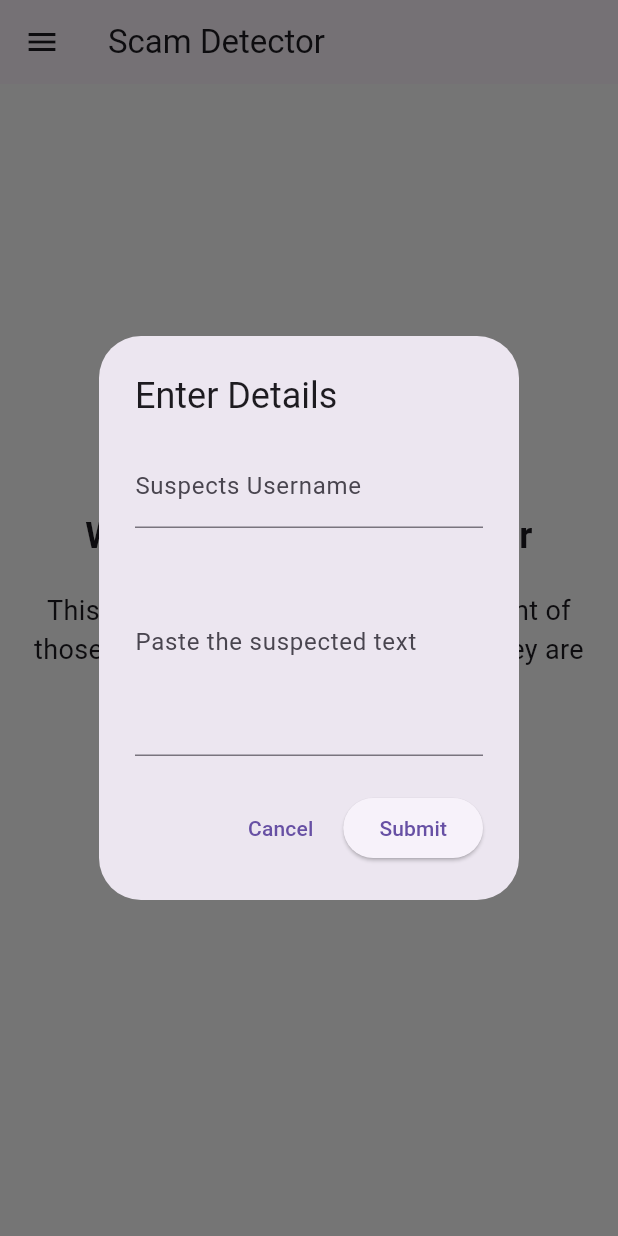
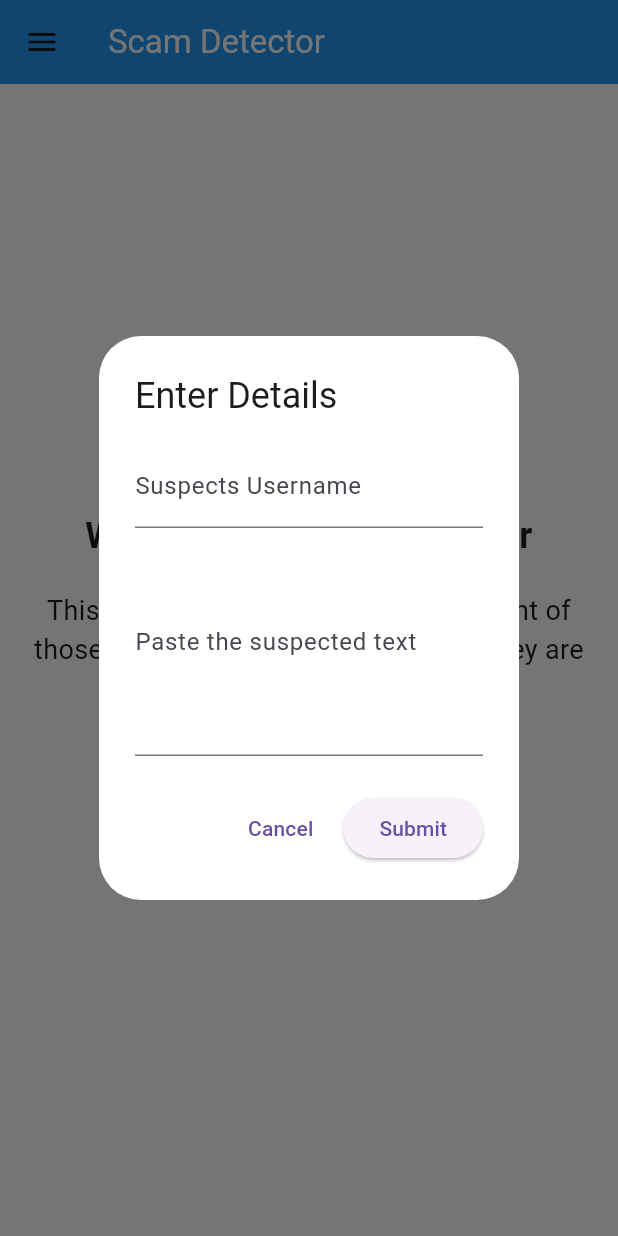
Before and after one commit to dhranny/scam_detection, a Flutter app: the HomeScreen screen opened by its route, after a tap on "Start Analyzing", on a phone screen of 412 x 824 dp. Run offline on Flutter 3.47's test engine with Material 3 defaults, Android fonts, the phone set to English and light mode, and no system bars; our stand-ins replace equatable; network calls fail; project files that could hold a hidden picture were left out.

Commit message:
edited colours

```diff
--- a/lib/dialog.dart
+++ b/lib/dialog.dart
@@ -41,6 +41,7 @@ class _FormDialogState extends State<FormDialog> {
   @override
   Widget build(BuildContext context) {
     return AlertDialog(
+      backgroundColor: Colors.white,
       title: const Text('Enter Details'),
       content: SingleChildScrollView(
         child: Form(
--- a/lib/evidence.dart
+++ b/lib/evidence.dart
@@ -47,7 +47,8 @@ class EvidenceCollectionScreen extends StatelessWidget {
   Widget build(BuildContext context) {
     return Scaffold(
       appBar: AppBar(
-        title: Text('Gather Evidence'),
+        backgroundColor: Colors.blue,
+        title: Text('Gather Evidence', style: TextStyle(color: Colors.white)),
       ),
       body: Padding(
         padding: const EdgeInsets.all(16.0),
@@ -190,7 +191,7 @@ class EvidenceCollectionScreen extends StatelessWidget {
                         sendEmail(context);
                       }
                     },
-                    child: Text('Submit Evidence'),
+                    child: Text('Submit Evidence', style: TextStyle(color: Colors.white),),
                     style: ElevatedButton.styleFrom(
                       padding:
                           EdgeInsets.symmetric(horizontal: 50, vertical: 15),
--- a/lib/home.dart
+++ b/lib/home.dart
@@ -6,7 +6,8 @@ class HomeScreen extends StatelessWidget {
   Widget build(BuildContext context) {
     return Scaffold(
       appBar: AppBar(
-        title: Text('Scam Detector'),
+        backgroundColor: Theme.of(context).primaryColor,
+        title: Text('Scam Detector', style: TextStyle(color: Colors.white)),
       ),
       drawer: Drawer(
         child: ListView(
@@ -65,13 +66,17 @@ class HomeScreen extends StatelessWidget {
               ),
               SizedBox(height: 20),
               ElevatedButton(
+// Suggested code may be subject to a license. Learn more: ~LicenseLog:3944169768.
+                style: ElevatedButton.styleFrom(
+                  backgroundColor: Colors.blue,
+                ),
                 onPressed: () {
                   showDialog(
                     context: context,
                     builder: (BuildContext context) => const FormDialog(),
                   );
                 },
-                child: Text('Start Analyzing'),
+                child: Text('Start Analyzing', style: TextStyle(color: Colors.white)),
               ),
             ],
           ),
--- a/lib/lists.dart
+++ b/lib/lists.dart
@@ -18,7 +18,8 @@ class _HistoryState extends State<HistoryList> {
     });
     return Scaffold(
       appBar: AppBar(
-        title: Text('Scam Detector'),
+        backgroundColor: Colors.blue,
+        title: Text('Scam Detector', style: TextStyle(color: Colors.white)),
       ),
       floatingActionButton: IconButton(
         icon: const Icon(Icons.add),
--- a/lib/main.dart
+++ b/lib/main.dart
@@ -33,6 +33,7 @@ class MyApp extends StatelessWidget {
           primarySwatch: Colors.blue,
           scaffoldBackgroundColor: Colors.white,
           primaryColor: Colors.blue),
+          color: Colors.blue,
       routes: {
         '/home': (context) => HomeScreen(),
         '/history': (context) => HistoryList(),
--- a/lib/result.dart
+++ b/lib/result.dart
@@ -13,7 +13,8 @@ class SentimentResultScreen extends StatelessWidget {
   Widget build(BuildContext context) {
     return Scaffold(
       appBar: AppBar(
-        title: Text('Sentiment Analysis Result'),
+        backgroundColor: Colors.blue,
+        title: Text('Sentiment Analysis Result', style: TextStyle(color: Colors.white)),
       ),
       body: Padding(
         padding: const EdgeInsets.all(16.0),
```
Also changed, not shown: 5 other files.
